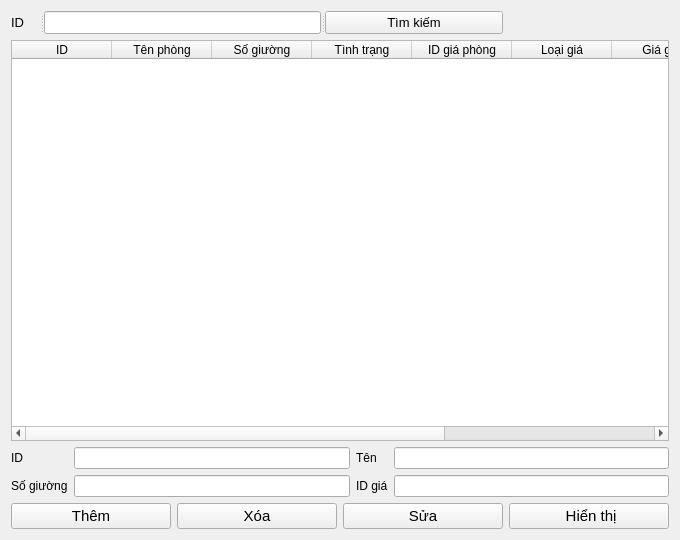
Before: the Qt Designer form view/phong_va_giaphong/ql_phong.ui in loimaxto/DoAnPython, drawn with Qt 5.
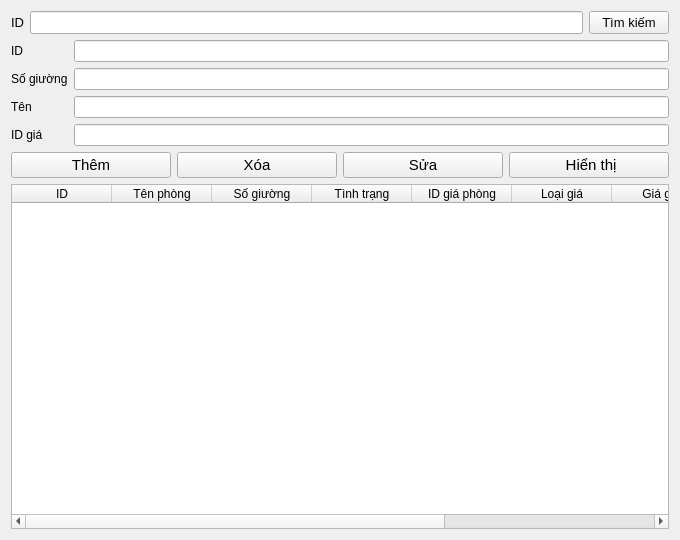
After: the same form once the commit is applied.

The edit to the form file:
```diff
--- a/view/phong_va_giaphong/ql_phong.ui
+++ b/view/phong_va_giaphong/ql_phong.ui
@@ -13,12 +13,12 @@
   <property name="windowTitle">
    <string>Form</string>
   </property>
-  <layout class="QGridLayout" name="gridLayout_2">
-   <item row="0" column="0" colspan="3">
-    <widget class="QSplitter" name="splitter_2">
-     <property name="orientation">
-      <enum>Qt::Horizontal</enum>
-     </property>
+  <layout class="QHBoxLayout" name="horizontalLayout_3">
+   <item>
+    <layout class="QVBoxLayout" name="verticalLayout">
+     <item>
+      <layout class="QHBoxLayout" name="horizontalLayout">
+       <item>
      <widget class="QLabel" name="label">
       <property name="font">
        <font>
@@ -29,6 +29,8 @@
        <string>ID</string>
       </property>
      </widget>
+       </item>
+       <item>
      <widget class="QLineEdit" name="in_sea">
       <property name="font">
        <font>
@@ -36,6 +38,8 @@
        </font>
       </property>
      </widget>
+       </item>
+       <item>
      <widget class="QPushButton" name="sea_btn">
       <property name="font">
        <font>
@@ -46,62 +50,11 @@
        <string>Tìm kiếm</string>
       </property>
      </widget>
-    </widget>
-   </item>
-   <item row="1" column="0" colspan="4">
-    <widget class="QTableWidget" name="dis_pla">
-     <property name="columnCount">
-      <number>9</number>
-     </property>
-     <column>
-      <property name="text">
-       <string>ID</string>
-      </property>
-     </column>
-     <column>
-      <property name="text">
-       <string>Tên phòng</string>
-      </property>
-     </column>
-     <column>
-      <property name="text">
-       <string>Số giường</string>
-      </property>
-     </column>
-     <column>
-      <property name="text">
-       <string>Tình trạng</string>
-      </property>
-     </column>
-     <column>
-      <property name="text">
-       <string>ID giá phòng</string>
-      </property>
-     </column>
-     <column>
-      <property name="text">
-       <string>Loại giá</string>
-      </property>
-     </column>
-     <column>
-      <property name="text">
-       <string>Giá giờ</string>
-      </property>
-     </column>
-     <column>
-      <property name="text">
-       <string>Giá ngày</string>
-      </property>
-     </column>
-     <column>
-      <property name="text">
-       <string>Giá đêm</string>
-      </property>
-     </column>
-    </widget>
-   </item>
-   <item row="2" column="0" colspan="4">
-    <layout class="QGridLayout" name="gridLayout">
+       </item>
+      </layout>
+     </item>
+     <item>
+      <layout class="QFormLayout" name="formLayout">
      <item row="0" column="0">
       <widget class="QLabel" name="label_2">
        <property name="text">
@@ -112,19 +65,6 @@
      <item row="0" column="1">
       <widget class="QLineEdit" name="in_id"/>
      </item>
-     <item row="0" column="2">
-      <widget class="QLabel" name="label_3">
-       <property name="text">
-        <string>Tên</string>
-       </property>
-       <property name="alignment">
-        <set>Qt::AlignLeading|Qt::AlignLeft|Qt::AlignVCenter</set>
-       </property>
-      </widget>
-     </item>
-     <item row="0" column="3">
-      <widget class="QLineEdit" name="in_ten"/>
-     </item>
      <item row="1" column="0">
       <widget class="QLabel" name="label_5">
        <property name="text">
@@ -135,7 +75,20 @@
      <item row="1" column="1">
       <widget class="QLineEdit" name="in_sg"/>
      </item>
-     <item row="1" column="2">
+       <item row="2" column="0">
+        <widget class="QLabel" name="label_3">
+         <property name="text">
+          <string>Tên</string>
+         </property>
+         <property name="alignment">
+          <set>Qt::AlignLeading|Qt::AlignLeft|Qt::AlignVCenter</set>
+         </property>
+        </widget>
+       </item>
+       <item row="2" column="1">
+        <widget class="QLineEdit" name="in_ten"/>
+       </item>
+       <item row="3" column="0">
       <widget class="QLabel" name="label_4">
        <property name="text">
         <string>ID giá</string>
@@ -145,12 +98,14 @@
        </property>
       </widget>
      </item>
-     <item row="1" column="3">
+       <item row="3" column="1">
       <widget class="QLineEdit" name="in_price_id"/>
      </item>
     </layout>
    </item>
-   <item row="3" column="0">
+     <item>
+      <layout class="QHBoxLayout" name="horizontalLayout_2">
+       <item>
     <widget class="QPushButton" name="ins_btn">
      <property name="font">
       <font>
@@ -162,7 +117,7 @@
      </property>
     </widget>
    </item>
-   <item row="3" column="1">
+       <item>
     <widget class="QPushButton" name="del_btn">
      <property name="font">
       <font>
@@ -174,7 +129,7 @@
      </property>
     </widget>
    </item>
-   <item row="3" column="2">
+       <item>
     <widget class="QPushButton" name="edi_btn">
      <property name="font">
       <font>
@@ -186,7 +141,7 @@
      </property>
     </widget>
    </item>
-   <item row="3" column="3">
+       <item>
     <widget class="QPushButton" name="sho_btn">
      <property name="font">
       <font>
@@ -197,6 +152,62 @@
       <string> Hiển thị</string>
      </property>
     </widget>
+       </item>
+      </layout>
+     </item>
+     <item>
+      <widget class="QTableWidget" name="dis_pla">
+       <property name="columnCount">
+        <number>9</number>
+       </property>
+       <column>
+        <property name="text">
+         <string>ID</string>
+        </property>
+       </column>
+       <column>
+        <property name="text">
+         <string>Tên phòng</string>
+        </property>
+       </column>
+       <column>
+        <property name="text">
+         <string>Số giường</string>
+        </property>
+       </column>
+       <column>
+        <property name="text">
+         <string>Tình trạng</string>
+        </property>
+       </column>
+       <column>
+        <property name="text">
+         <string>ID giá phòng</string>
+        </property>
+       </column>
+       <column>
+        <property name="text">
+         <string>Loại giá</string>
+        </property>
+       </column>
+       <column>
+        <property name="text">
+         <string>Giá giờ</string>
+        </property>
+       </column>
+       <column>
+        <property name="text">
+         <string>Giá ngày</string>
+        </property>
+       </column>
+       <column>
+        <property name="text">
+         <string>Giá đêm</string>
+        </property>
+       </column>
+      </widget>
+     </item>
+    </layout>
    </item>
   </layout>
  </widget>
```
Lines whose indentation alone changed are shown as unchanged.
